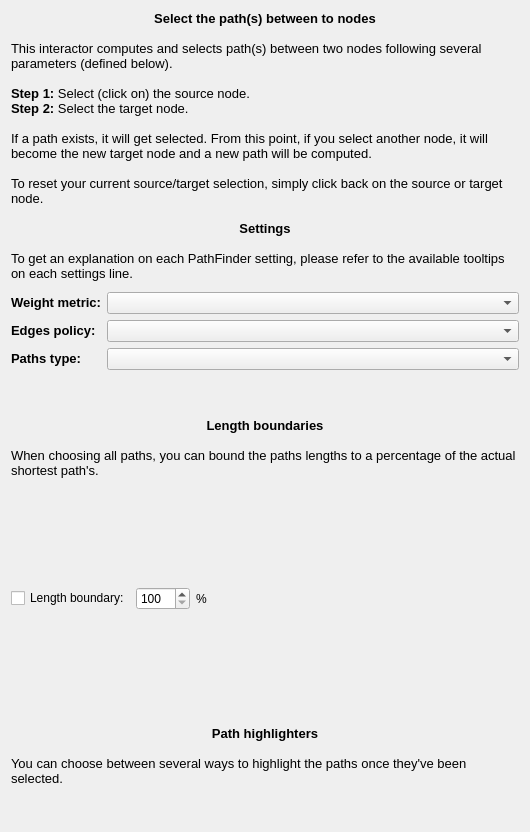
Before: the Qt Designer form plugins/interactor/PathFinder/designer/PathFinderConfiguration.ui in Tulip-Dev/tulip, drawn with Qt 5.
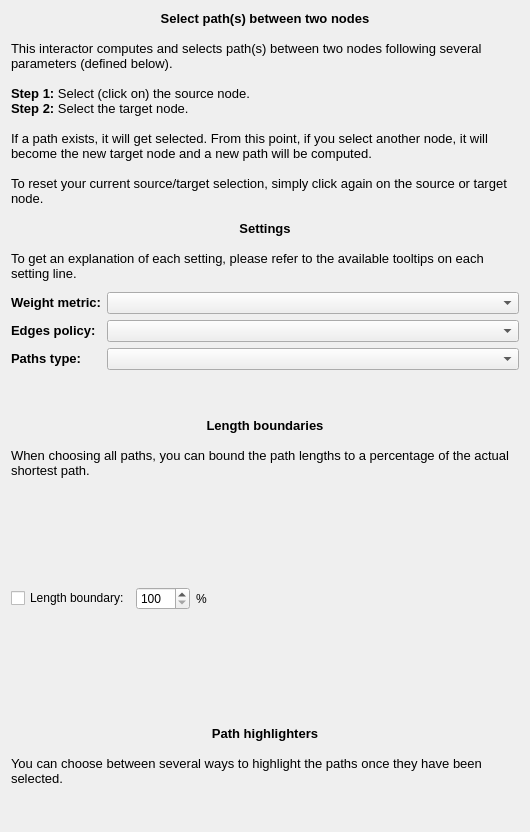
After: the same form once the commit is applied.

What changed in the file:
```diff
--- a/plugins/interactor/PathFinder/designer/PathFinderConfiguration.ui
+++ b/plugins/interactor/PathFinder/designer/PathFinderConfiguration.ui
@@ -32,21 +32,21 @@
       <string>&lt;!DOCTYPE HTML PUBLIC &quot;-//W3C//DTD HTML 4.0//EN&quot; &quot;http://www.w3.org/TR/REC-html40/strict.dtd&quot;&gt;
 &lt;html&gt;&lt;head&gt;&lt;meta name=&quot;qrichtext&quot; content=&quot;1&quot; /&gt;&lt;style type=&quot;text/css&quot;&gt;
 p, li { white-space: pre-wrap; }
-&lt;/style&gt;&lt;/head&gt;&lt;body style=&quot; font-family:'Sans'; font-size:10pt; font-weight:400; font-style:normal;&quot;&gt;
-&lt;p align=&quot;center&quot; style=&quot; margin-top:0px; margin-bottom:0px; margin-left:0px; margin-right:0px; -qt-block-indent:0; text-indent:0px;&quot;&gt;&lt;span style=&quot; font-weight:600;&quot;&gt;Select the path(s) between to nodes&lt;/span&gt;&lt;/p&gt;
-&lt;p align=&quot;center&quot; style=&quot;-qt-paragraph-type:empty; margin-top:0px; margin-bottom:0px; margin-left:0px; margin-right:0px; -qt-block-indent:0; text-indent:0px; font-weight:600;&quot;&gt;&lt;/p&gt;
-&lt;p style=&quot; margin-top:0px; margin-bottom:0px; margin-left:0px; margin-right:0px; -qt-block-indent:0; text-indent:0px;&quot;&gt;This interactor computes and selects path(s) between two nodes following several parameters (defined below). &lt;/p&gt;
-&lt;p style=&quot;-qt-paragraph-type:empty; margin-top:0px; margin-bottom:0px; margin-left:0px; margin-right:0px; -qt-block-indent:0; text-indent:0px;&quot;&gt;&lt;/p&gt;
-&lt;p style=&quot; margin-top:0px; margin-bottom:0px; margin-left:0px; margin-right:0px; -qt-block-indent:0; text-indent:0px;&quot;&gt;&lt;span style=&quot; font-weight:600;&quot;&gt;Step 1: &lt;/span&gt;Select (click on) the source node.&lt;/p&gt;
-&lt;p style=&quot; margin-top:0px; margin-bottom:0px; margin-left:0px; margin-right:0px; -qt-block-indent:0; text-indent:0px;&quot;&gt;&lt;span style=&quot; font-weight:600;&quot;&gt;Step 2: &lt;/span&gt;Select the target node.&lt;/p&gt;
-&lt;p style=&quot;-qt-paragraph-type:empty; margin-top:0px; margin-bottom:0px; margin-left:0px; margin-right:0px; -qt-block-indent:0; text-indent:0px;&quot;&gt;&lt;/p&gt;
-&lt;p style=&quot; margin-top:0px; margin-bottom:0px; margin-left:0px; margin-right:0px; -qt-block-indent:0; text-indent:0px;&quot;&gt;If a path exists, it will get selected. From this point, if you select another node, it will become the new target node and a new path will be computed.&lt;/p&gt;
-&lt;p style=&quot;-qt-paragraph-type:empty; margin-top:0px; margin-bottom:0px; margin-left:0px; margin-right:0px; -qt-block-indent:0; text-indent:0px;&quot;&gt;&lt;/p&gt;
-&lt;p style=&quot; margin-top:0px; margin-bottom:0px; margin-left:0px; margin-right:0px; -qt-block-indent:0; text-indent:0px;&quot;&gt;To reset your current source/target selection, simply click back on the source or target node.&lt;/p&gt;
-&lt;p style=&quot;-qt-paragraph-type:empty; margin-top:0px; margin-bottom:0px; margin-left:0px; margin-right:0px; -qt-block-indent:0; text-indent:0px;&quot;&gt;&lt;/p&gt;
-&lt;p align=&quot;center&quot; style=&quot; margin-top:0px; margin-bottom:0px; margin-left:0px; margin-right:0px; -qt-block-indent:0; text-indent:0px;&quot;&gt;&lt;span style=&quot; font-weight:600;&quot;&gt;Settings&lt;/span&gt;&lt;/p&gt;
-&lt;p style=&quot;-qt-paragraph-type:empty; margin-top:0px; margin-bottom:0px; margin-left:0px; margin-right:0px; -qt-block-indent:0; text-indent:0px; font-weight:600;&quot;&gt;&lt;/p&gt;
-&lt;p style=&quot; margin-top:0px; margin-bottom:0px; margin-left:0px; margin-right:0px; -qt-block-indent:0; text-indent:0px;&quot;&gt;To get an explanation on each PathFinder setting, please refer to the available tooltips on each settings line.&lt;/p&gt;&lt;/body&gt;&lt;/html&gt;</string>
+&lt;/style&gt;&lt;/head&gt;&lt;body style=&quot; font-family:'Noto Sans'; font-size:10pt; font-weight:400; font-style:normal;&quot;&gt;
+&lt;p align=&quot;center&quot; style=&quot; margin-top:0px; margin-bottom:0px; margin-left:0px; margin-right:0px; -qt-block-indent:0; text-indent:0px;&quot;&gt;&lt;span style=&quot; font-family:'Sans'; font-weight:600;&quot;&gt;Select path(s) between two nodes&lt;/span&gt;&lt;/p&gt;
+&lt;p align=&quot;center&quot; style=&quot;-qt-paragraph-type:empty; margin-top:0px; margin-bottom:0px; margin-left:0px; margin-right:0px; -qt-block-indent:0; text-indent:0px; font-family:'Sans'; font-weight:600;&quot;&gt;&lt;br /&gt;&lt;/p&gt;
+&lt;p style=&quot; margin-top:0px; margin-bottom:0px; margin-left:0px; margin-right:0px; -qt-block-indent:0; text-indent:0px;&quot;&gt;&lt;span style=&quot; font-family:'Sans';&quot;&gt;This interactor computes and selects path(s) between two nodes following several parameters (defined below). &lt;/span&gt;&lt;/p&gt;
+&lt;p style=&quot;-qt-paragraph-type:empty; margin-top:0px; margin-bottom:0px; margin-left:0px; margin-right:0px; -qt-block-indent:0; text-indent:0px; font-family:'Sans';&quot;&gt;&lt;br /&gt;&lt;/p&gt;
+&lt;p style=&quot; margin-top:0px; margin-bottom:0px; margin-left:0px; margin-right:0px; -qt-block-indent:0; text-indent:0px;&quot;&gt;&lt;span style=&quot; font-family:'Sans'; font-weight:600;&quot;&gt;Step 1: &lt;/span&gt;&lt;span style=&quot; font-family:'Sans';&quot;&gt;Select (click on) the source node.&lt;/span&gt;&lt;/p&gt;
+&lt;p style=&quot; margin-top:0px; margin-bottom:0px; margin-left:0px; margin-right:0px; -qt-block-indent:0; text-indent:0px;&quot;&gt;&lt;span style=&quot; font-family:'Sans'; font-weight:600;&quot;&gt;Step 2: &lt;/span&gt;&lt;span style=&quot; font-family:'Sans';&quot;&gt;Select the target node.&lt;/span&gt;&lt;/p&gt;
+&lt;p style=&quot;-qt-paragraph-type:empty; margin-top:0px; margin-bottom:0px; margin-left:0px; margin-right:0px; -qt-block-indent:0; text-indent:0px; font-family:'Sans';&quot;&gt;&lt;br /&gt;&lt;/p&gt;
+&lt;p style=&quot; margin-top:0px; margin-bottom:0px; margin-left:0px; margin-right:0px; -qt-block-indent:0; text-indent:0px;&quot;&gt;&lt;span style=&quot; font-family:'Sans';&quot;&gt;If a path exists, it will get selected. From this point, if you select another node, it will become the new target node and a new path will be computed.&lt;/span&gt;&lt;/p&gt;
+&lt;p style=&quot;-qt-paragraph-type:empty; margin-top:0px; margin-bottom:0px; margin-left:0px; margin-right:0px; -qt-block-indent:0; text-indent:0px; font-family:'Sans';&quot;&gt;&lt;br /&gt;&lt;/p&gt;
+&lt;p style=&quot; margin-top:0px; margin-bottom:0px; margin-left:0px; margin-right:0px; -qt-block-indent:0; text-indent:0px;&quot;&gt;&lt;span style=&quot; font-family:'Sans';&quot;&gt;To reset your current source/target selection, simply click again on the source or target node.&lt;/span&gt;&lt;/p&gt;
+&lt;p style=&quot;-qt-paragraph-type:empty; margin-top:0px; margin-bottom:0px; margin-left:0px; margin-right:0px; -qt-block-indent:0; text-indent:0px; font-family:'Sans';&quot;&gt;&lt;br /&gt;&lt;/p&gt;
+&lt;p align=&quot;center&quot; style=&quot; margin-top:0px; margin-bottom:0px; margin-left:0px; margin-right:0px; -qt-block-indent:0; text-indent:0px;&quot;&gt;&lt;span style=&quot; font-family:'Sans'; font-weight:600;&quot;&gt;Settings&lt;/span&gt;&lt;/p&gt;
+&lt;p style=&quot;-qt-paragraph-type:empty; margin-top:0px; margin-bottom:0px; margin-left:0px; margin-right:0px; -qt-block-indent:0; text-indent:0px; font-family:'Sans'; font-weight:600;&quot;&gt;&lt;br /&gt;&lt;/p&gt;
+&lt;p style=&quot; margin-top:0px; margin-bottom:0px; margin-left:0px; margin-right:0px; -qt-block-indent:0; text-indent:0px;&quot;&gt;&lt;span style=&quot; font-family:'Sans';&quot;&gt;To get an explanation of each setting, please refer to the available tooltips on each setting line.&lt;/span&gt;&lt;/p&gt;&lt;/body&gt;&lt;/html&gt;</string>
      </property>
      <property name="wordWrap">
       <bool>true</bool>
@@ -151,10 +151,10 @@
       <string>&lt;!DOCTYPE HTML PUBLIC &quot;-//W3C//DTD HTML 4.0//EN&quot; &quot;http://www.w3.org/TR/REC-html40/strict.dtd&quot;&gt;
 &lt;html&gt;&lt;head&gt;&lt;meta name=&quot;qrichtext&quot; content=&quot;1&quot; /&gt;&lt;style type=&quot;text/css&quot;&gt;
 p, li { white-space: pre-wrap; }
-&lt;/style&gt;&lt;/head&gt;&lt;body style=&quot; font-family:'Sans'; font-size:10pt; font-weight:400; font-style:normal;&quot;&gt;
-&lt;p align=&quot;center&quot; style=&quot; margin-top:0px; margin-bottom:0px; margin-left:0px; margin-right:0px; -qt-block-indent:0; text-indent:0px;&quot;&gt;&lt;span style=&quot; font-weight:600;&quot;&gt;Length boundaries&lt;/span&gt;&lt;/p&gt;
-&lt;p align=&quot;center&quot; style=&quot;-qt-paragraph-type:empty; margin-top:0px; margin-bottom:0px; margin-left:0px; margin-right:0px; -qt-block-indent:0; text-indent:0px; font-weight:600;&quot;&gt;&lt;/p&gt;
-&lt;p style=&quot; margin-top:0px; margin-bottom:0px; margin-left:0px; margin-right:0px; -qt-block-indent:0; text-indent:0px;&quot;&gt;When choosing all paths, you can bound the paths lengths to a percentage of the actual shortest path's.&lt;/p&gt;&lt;/body&gt;&lt;/html&gt;</string>
+&lt;/style&gt;&lt;/head&gt;&lt;body style=&quot; font-family:'Noto Sans'; font-size:10pt; font-weight:400; font-style:normal;&quot;&gt;
+&lt;p align=&quot;center&quot; style=&quot; margin-top:0px; margin-bottom:0px; margin-left:0px; margin-right:0px; -qt-block-indent:0; text-indent:0px;&quot;&gt;&lt;span style=&quot; font-family:'Sans'; font-weight:600;&quot;&gt;Length boundaries&lt;/span&gt;&lt;/p&gt;
+&lt;p align=&quot;center&quot; style=&quot;-qt-paragraph-type:empty; margin-top:0px; margin-bottom:0px; margin-left:0px; margin-right:0px; -qt-block-indent:0; text-indent:0px; font-family:'Sans'; font-weight:600;&quot;&gt;&lt;br /&gt;&lt;/p&gt;
+&lt;p style=&quot; margin-top:0px; margin-bottom:0px; margin-left:0px; margin-right:0px; -qt-block-indent:0; text-indent:0px;&quot;&gt;&lt;span style=&quot; font-family:'Sans';&quot;&gt;When choosing all paths, you can bound the path lengths to a percentage of the actual shortest path.&lt;/span&gt;&lt;/p&gt;&lt;/body&gt;&lt;/html&gt;</string>
      </property>
      <property name="wordWrap">
       <bool>true</bool>
@@ -214,11 +214,11 @@
       <string>&lt;!DOCTYPE HTML PUBLIC &quot;-//W3C//DTD HTML 4.0//EN&quot; &quot;http://www.w3.org/TR/REC-html40/strict.dtd&quot;&gt;
 &lt;html&gt;&lt;head&gt;&lt;meta name=&quot;qrichtext&quot; content=&quot;1&quot; /&gt;&lt;style type=&quot;text/css&quot;&gt;
 p, li { white-space: pre-wrap; }
-&lt;/style&gt;&lt;/head&gt;&lt;body style=&quot; font-family:'Sans'; font-size:10pt; font-weight:400; font-style:normal;&quot;&gt;
-&lt;p align=&quot;center&quot; style=&quot;-qt-paragraph-type:empty; margin-top:0px; margin-bottom:0px; margin-left:0px; margin-right:0px; -qt-block-indent:0; text-indent:0px;&quot;&gt;&lt;/p&gt;
-&lt;p align=&quot;center&quot; style=&quot; margin-top:0px; margin-bottom:0px; margin-left:0px; margin-right:0px; -qt-block-indent:0; text-indent:0px;&quot;&gt;&lt;span style=&quot; font-weight:600;&quot;&gt;Path highlighters&lt;/span&gt;&lt;/p&gt;
-&lt;p style=&quot;-qt-paragraph-type:empty; margin-top:0px; margin-bottom:0px; margin-left:0px; margin-right:0px; -qt-block-indent:0; text-indent:0px; font-weight:600;&quot;&gt;&lt;/p&gt;
-&lt;p style=&quot; margin-top:0px; margin-bottom:0px; margin-left:0px; margin-right:0px; -qt-block-indent:0; text-indent:0px;&quot;&gt;You can choose between several ways to highlight the paths once they've been selected.&lt;/p&gt;&lt;/body&gt;&lt;/html&gt;</string>
+&lt;/style&gt;&lt;/head&gt;&lt;body style=&quot; font-family:'Noto Sans'; font-size:10pt; font-weight:400; font-style:normal;&quot;&gt;
+&lt;p align=&quot;center&quot; style=&quot;-qt-paragraph-type:empty; margin-top:0px; margin-bottom:0px; margin-left:0px; margin-right:0px; -qt-block-indent:0; text-indent:0px; font-family:'Sans';&quot;&gt;&lt;br /&gt;&lt;/p&gt;
+&lt;p align=&quot;center&quot; style=&quot; margin-top:0px; margin-bottom:0px; margin-left:0px; margin-right:0px; -qt-block-indent:0; text-indent:0px;&quot;&gt;&lt;span style=&quot; font-family:'Sans'; font-weight:600;&quot;&gt;Path highlighters&lt;/span&gt;&lt;/p&gt;
+&lt;p style=&quot;-qt-paragraph-type:empty; margin-top:0px; margin-bottom:0px; margin-left:0px; margin-right:0px; -qt-block-indent:0; text-indent:0px; font-family:'Sans'; font-weight:600;&quot;&gt;&lt;br /&gt;&lt;/p&gt;
+&lt;p style=&quot; margin-top:0px; margin-bottom:0px; margin-left:0px; margin-right:0px; -qt-block-indent:0; text-indent:0px;&quot;&gt;&lt;span style=&quot; font-family:'Sans';&quot;&gt;You can choose between several ways to highlight the paths once they have been selected.&lt;/span&gt;&lt;/p&gt;&lt;/body&gt;&lt;/html&gt;</string>
      </property>
      <property name="wordWrap">
       <bool>true</bool>
```
Left out of the diff: 6 changed lines with no effect on the pictures.
